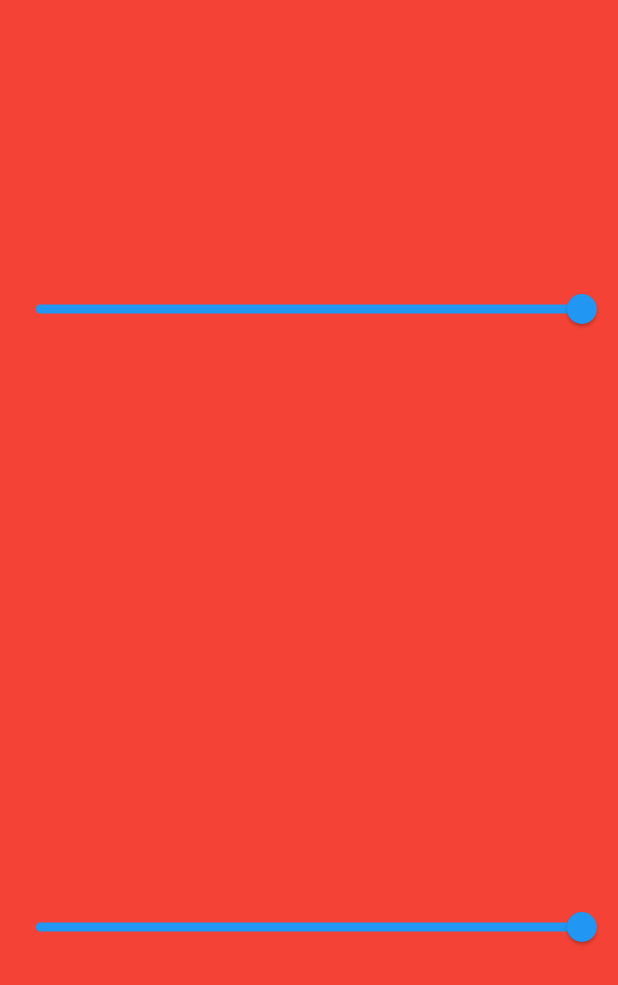
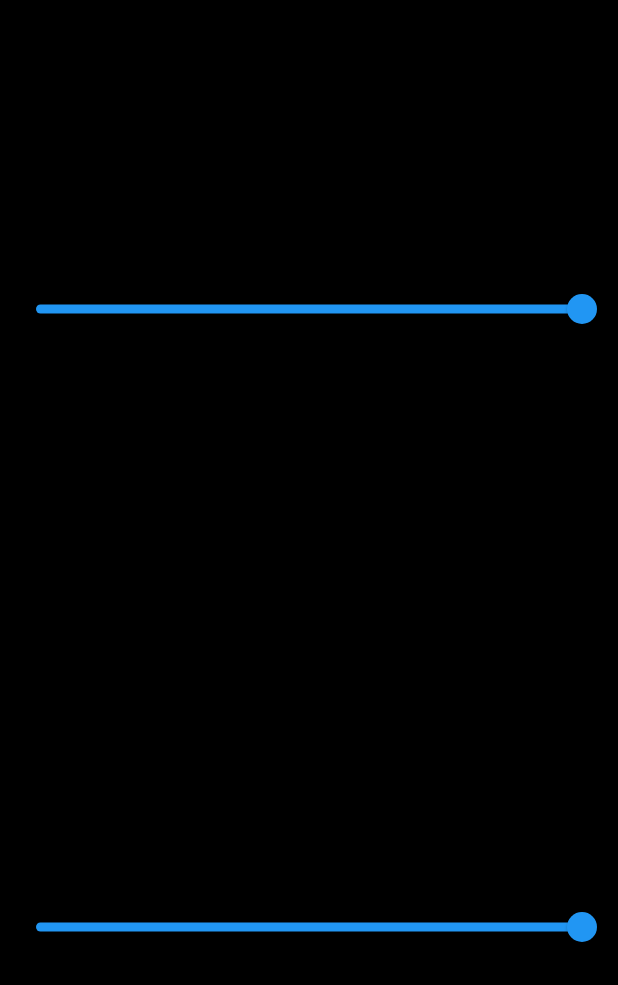
Before and after one commit to helloparthshah/particle_fountain, a Flutter app: the screen it shows after launch, on a phone screen of 412 x 824 dp. Shown: the top 985 px of the screen. Run offline on Flutter 3.47's test engine with Material 2 defaults, Android fonts, the phone set to English and light mode, and no system bars; our stand-ins replace simple_animations.

Commit message:
Added color customisability

```diff
--- a/example/lib/main.dart
+++ b/example/lib/main.dart
@@ -34,7 +34,7 @@ class _MyHomePageState extends State<MyHomePage> {
   @override
   Widget build(BuildContext context) {
     return Material(
-      color: Colors.red,
+      color: Colors.black,
       child: Stack(
         children: [
           Container(
@@ -43,7 +43,7 @@ class _MyHomePageState extends State<MyHomePage> {
               numberOfParticles: 30,
               height: h,
               width: w,
-              color: Colors.white,
+              color: Colors.orange.withAlpha(150),
             ),
           ),
           Column(
--- a/lib/particleModel.dart
+++ b/lib/particleModel.dart
@@ -66,7 +66,7 @@ class ParticlePainter extends CustomPainter {
 
   @override
   void paint(Canvas canvas, Size size) {
-    final paint = Paint()..color = color.withAlpha(50);
+    final paint = Paint()..color = color;
 
     particles.forEach((particle) {
       var progress = particle.animationProgress.progress(time);
--- a/lib/particle_fountain.dart
+++ b/lib/particle_fountain.dart
@@ -15,7 +15,7 @@ class ParticleFountain extends StatefulWidget {
   const ParticleFountain({
     this.numberOfParticles = 30,
     this.height = 1,
-    this.width = null,
+    this.width,
     this.color = Colors.white,
   });
 
--- a/pubspec.yaml
+++ b/pubspec.yaml
@@ -1,6 +1,6 @@
 name: particle_fountain
 description: Easily create particle fountains
-version: 0.0.5
+version: 0.0.6
 author: Parth Shah<helloparthshah@gmail.com>
 homepage: https://github.com/parthshah01/particle_fountain
 
```
Also changed, not shown: example/pubspec.lock, 3 other files.
